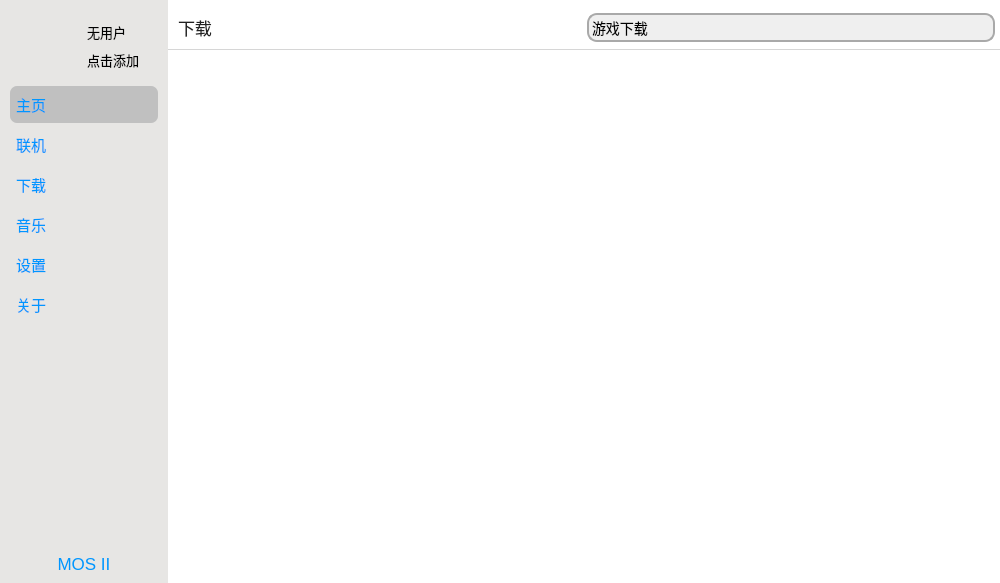
Above: UI/UI/MOS_UI.ui from David-xian66/Minecraft-Optimal-Starter_2 before the change. Below: the same form after it.
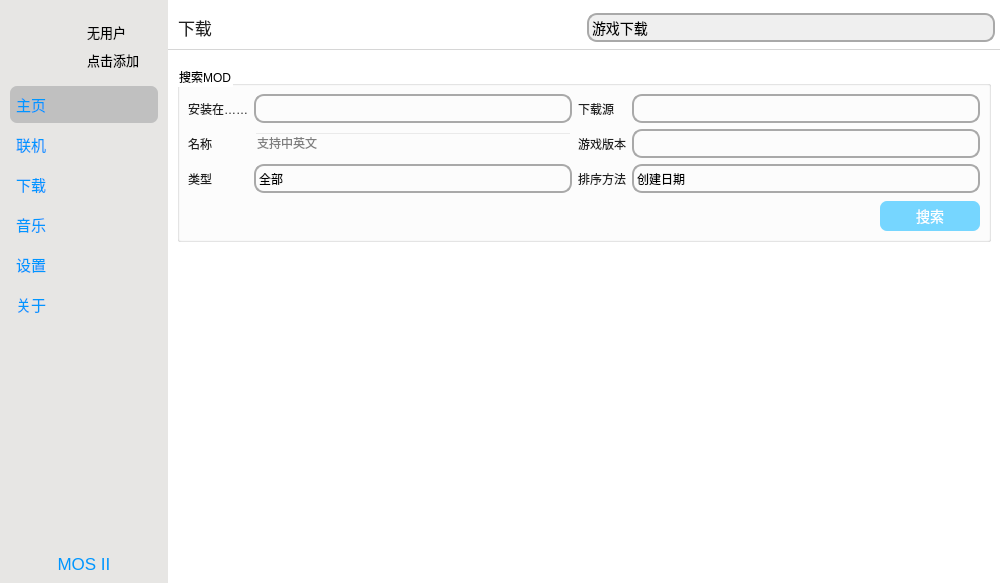
That is the form after the change. The open tabs and pages were chosen to show the change. Icons and pictures are not drawn.

Commit message: UI更新

What changed in the file:
```diff
--- a/UI/UI/MOS_UI.ui
+++ b/UI/UI/MOS_UI.ui
@@ -2935,6 +2935,270 @@
            </property>
            <layout class="QGridLayout" name="gridLayout_34">
             <item row="0" column="0">
+             <widget class="QGroupBox" name="groupBox">
+              <property name="styleSheet">
+               <string notr="true">QPushButton{background-color: rgb(118, 214, 255);border-radius:7px;color: rgb(255, 255, 255)}
+QPushButton::hover{background-color: rgb(118, 214, 255);}
+QPushButton::pressed{background-color: rgba(118, 214, 255,100);}</string>
+              </property>
+              <property name="title">
+               <string>搜索MOD</string>
+              </property>
+              <property name="flat">
+               <bool>false</bool>
+              </property>
+              <property name="checkable">
+               <bool>false</bool>
+              </property>
+              <layout class="QGridLayout" name="gridLayout_56">
+               <property name="leftMargin">
+                <number>8</number>
+               </property>
+               <property name="topMargin">
+                <number>8</number>
+               </property>
+               <property name="rightMargin">
+                <number>8</number>
+               </property>
+               <property name="bottomMargin">
+                <number>8</number>
+               </property>
+               <item row="0" column="1">
+                <widget class="QComboBox" name="comboBox_9"/>
+               </item>
+               <item row="6" column="0" colspan="3">
+                <spacer name="horizontalSpacer_25">
+                 <property name="orientation">
+                  <enum>Qt::Horizontal</enum>
+                 </property>
+                 <property name="sizeHint" stdset="0">
+                  <size>
+                   <width>40</width>
+                   <height>20</height>
+                  </size>
+                 </property>
+                </spacer>
+               </item>
+               <item row="1" column="1">
+                <widget class="QLineEdit" name="lineEdit_5">
+                 <property name="inputMask">
+                  <string/>
+                 </property>
+                 <property name="placeholderText">
+                  <string>支持中英文</string>
+                 </property>
+                </widget>
+               </item>
+               <item row="0" column="2">
+                <widget class="QLabel" name="label_39">
+                 <property name="sizePolicy">
+                  <sizepolicy hsizetype="Minimum" vsizetype="Preferred">
+                   <horstretch>0</horstretch>
+                   <verstretch>0</verstretch>
+                  </sizepolicy>
+                 </property>
+                 <property name="text">
+                  <string>下载源</string>
+                 </property>
+                </widget>
+               </item>
+               <item row="5" column="0" colspan="2">
+                <spacer name="horizontalSpacer_23">
+                 <property name="orientation">
+                  <enum>Qt::Horizontal</enum>
+                 </property>
+                 <property name="sizeHint" stdset="0">
+                  <size>
+                   <width>384</width>
+                   <height>2</height>
+                  </size>
+                 </property>
+                </spacer>
+               </item>
+               <item row="6" column="5">
+                <widget class="QPushButton" name="pushButton_45">
+                 <property name="enabled">
+                  <bool>true</bool>
+                 </property>
+                 <property name="minimumSize">
+                  <size>
+                   <width>100</width>
+                   <height>30</height>
+                  </size>
+                 </property>
+                 <property name="maximumSize">
+                  <size>
+                   <width>100</width>
+                   <height>30</height>
+                  </size>
+                 </property>
+                 <property name="styleSheet">
+                  <string notr="true">font-size: 14px;</string>
+                 </property>
+                 <property name="text">
+                  <string>搜索</string>
+                 </property>
+                </widget>
+               </item>
+               <item row="0" column="0">
+                <widget class="QLabel" name="label_38">
+                 <property name="text">
+                  <string>安装在……</string>
+                 </property>
+                </widget>
+               </item>
+               <item row="5" column="2" colspan="4">
+                <spacer name="horizontalSpacer_24">
+                 <property name="orientation">
+                  <enum>Qt::Horizontal</enum>
+                 </property>
+                 <property name="sizeHint" stdset="0">
+                  <size>
+                   <width>386</width>
+                   <height>2</height>
+                  </size>
+                 </property>
+                </spacer>
+               </item>
+               <item row="1" column="2">
+                <widget class="QLabel" name="label_41">
+                 <property name="sizePolicy">
+                  <sizepolicy hsizetype="Maximum" vsizetype="Preferred">
+                   <horstretch>0</horstretch>
+                   <verstretch>0</verstretch>
+                  </sizepolicy>
+                 </property>
+                 <property name="text">
+                  <string>游戏版本</string>
+                 </property>
+                </widget>
+               </item>
+               <item row="2" column="1" rowspan="2">
+                <widget class="QComboBox" name="comboBox_13">
+                 <item>
+                  <property name="text">
+                   <string>全部</string>
+                  </property>
+                 </item>
+                </widget>
+               </item>
+               <item row="6" column="4">
+                <spacer name="horizontalSpacer_26">
+                 <property name="orientation">
+                  <enum>Qt::Horizontal</enum>
+                 </property>
+                 <property name="sizeHint" stdset="0">
+                  <size>
+                   <width>40</width>
+                   <height>20</height>
+                  </size>
+                 </property>
+                </spacer>
+               </item>
+               <item row="1" column="0">
+                <widget class="QLabel" name="label_40">
+                 <property name="text">
+                  <string>名称</string>
+                 </property>
+                </widget>
+               </item>
+               <item row="2" column="2" rowspan="2">
+                <widget class="QLabel" name="label_49">
+                 <property name="sizePolicy">
+                  <sizepolicy hsizetype="Maximum" vsizetype="Preferred">
+                   <horstretch>0</horstretch>
+                   <verstretch>0</verstretch>
+                  </sizepolicy>
+                 </property>
+                 <property name="text">
+                  <string>排序方法</string>
+                 </property>
+                </widget>
+               </item>
+               <item row="2" column="0" rowspan="2">
+                <widget class="QLabel" name="label_42">
+                 <property name="text">
+                  <string>类型</string>
+                 </property>
+                </widget>
+               </item>
+               <item row="6" column="3">
+                <spacer name="horizontalSpacer_27">
+                 <property name="orientation">
+                  <enum>Qt::Horizontal</enum>
+                 </property>
+                 <property name="sizeHint" stdset="0">
+                  <size>
+                   <width>40</width>
+                   <height>20</height>
+                  </size>
+                 </property>
+                </spacer>
+               </item>
+               <item row="2" column="3" rowspan="2" colspan="3">
+                <widget class="QComboBox" name="comboBox_12">
+                 <property name="sizePolicy">
+                  <sizepolicy hsizetype="MinimumExpanding" vsizetype="Fixed">
+                   <horstretch>0</horstretch>
+                   <verstretch>0</verstretch>
+                  </sizepolicy>
+                 </property>
+                 <item>
+                  <property name="text">
+                   <string>创建日期</string>
+                  </property>
+                 </item>
+                 <item>
+                  <property name="text">
+                   <string>热度</string>
+                  </property>
+                 </item>
+                 <item>
+                  <property name="text">
+                   <string>最近更新时间</string>
+                  </property>
+                 </item>
+                 <item>
+                  <property name="text">
+                   <string>名称</string>
+                  </property>
+                 </item>
+                 <item>
+                  <property name="text">
+                   <string>作者(名称)</string>
+                  </property>
+                 </item>
+                 <item>
+                  <property name="text">
+                   <string>下载量</string>
+                  </property>
+                 </item>
+                </widget>
+               </item>
+               <item row="1" column="3" colspan="3">
+                <widget class="QComboBox" name="comboBox_11">
+                 <property name="sizePolicy">
+                  <sizepolicy hsizetype="MinimumExpanding" vsizetype="Fixed">
+                   <horstretch>0</horstretch>
+                   <verstretch>0</verstretch>
+                  </sizepolicy>
+                 </property>
+                </widget>
+               </item>
+               <item row="0" column="3" colspan="3">
+                <widget class="QComboBox" name="comboBox_10">
+                 <property name="sizePolicy">
+                  <sizepolicy hsizetype="MinimumExpanding" vsizetype="Fixed">
+                   <horstretch>0</horstretch>
+                   <verstretch>0</verstretch>
+                  </sizepolicy>
+                 </property>
+                </widget>
+               </item>
+              </layout>
+             </widget>
+            </item>
+            <item row="1" column="0">
              <widget class="QListWidget" name="listWidget_5"/>
             </item>
            </layout>
```
Left out of the diff: 8 changed lines with no effect on the pictures.
